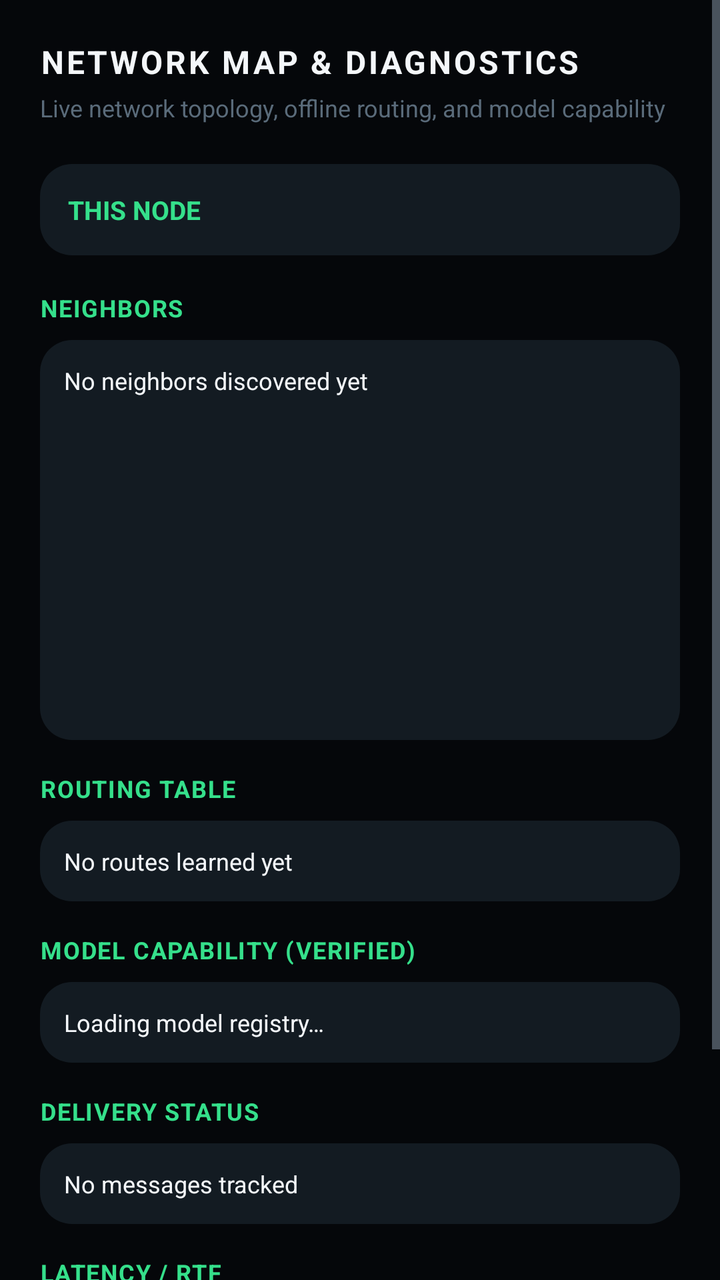
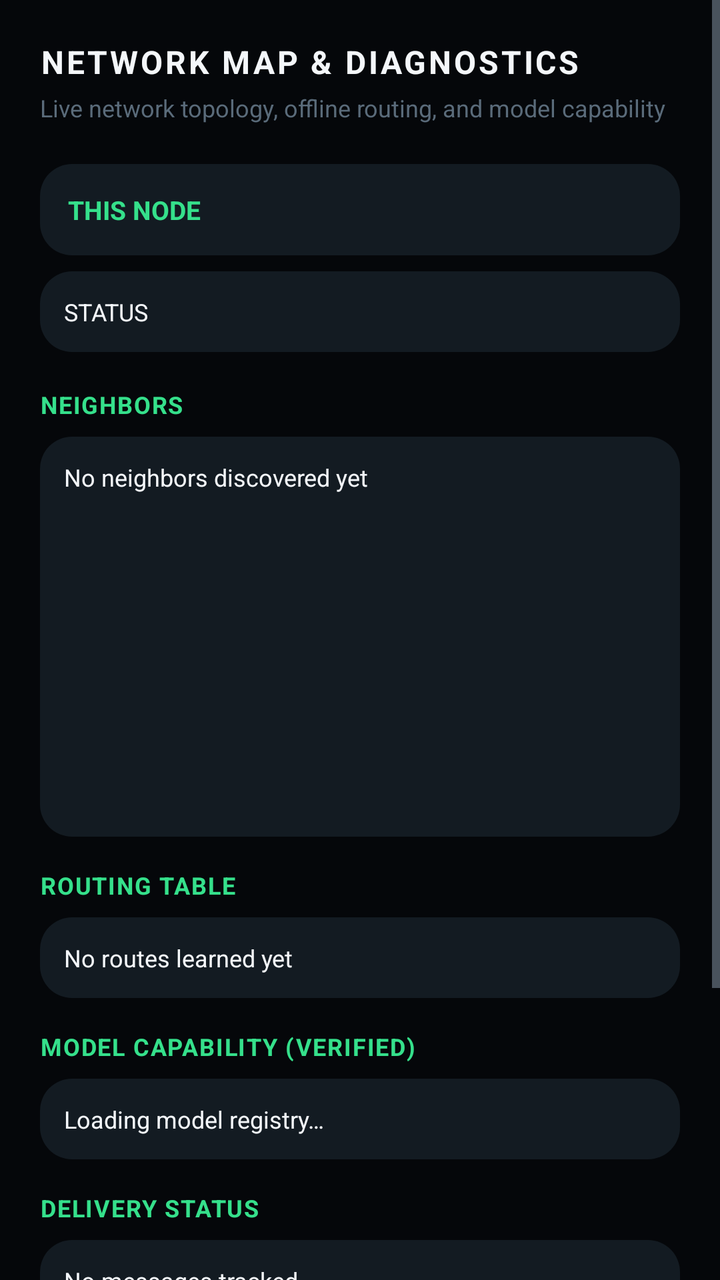

Compare the two renders of this Android layout. The source of the first and the diff that turns it into the second are given below.
<!-- AndroidManifest.xml: application theme Theme.ITantra -->
<!-- res/layout/activity_network.xml -->
<?xml version="1.0" encoding="utf-8"?>
<ScrollView xmlns:android="http://schemas.android.com/apk/res/android"
    xmlns:app="http://schemas.android.com/apk/res-auto"
    android:layout_width="match_parent"
    android:layout_height="match_parent"
    android:background="@color/bg_black"
    android:fillViewport="true">

    <LinearLayout
        android:layout_width="match_parent"
        android:layout_height="wrap_content"
        android:orientation="vertical"
        android:padding="20dp">

        
        <LinearLayout
            android:layout_width="match_parent"
            android:layout_height="wrap_content"
            android:gravity="center_vertical"
            android:orientation="horizontal">

            <TextView
                android:layout_width="0dp"
                android:layout_height="wrap_content"
                android:layout_weight="1"
                android:letterSpacing="0.08"
                android:text="NETWORK MAP &amp; DIAGNOSTICS"
                android:textAllCaps="true"
                android:textColor="@color/text_white"
                android:textSize="16sp"
                android:textStyle="bold" />
        </LinearLayout>

        <TextView
            android:layout_width="match_parent"
            android:layout_height="wrap_content"
            android:layout_marginTop="4dp"
            android:text="Live network topology, offline routing, and model capability"
            android:textColor="@color/text_faint"
            android:textSize="12sp" />

        
        <TextView
            android:id="@+id/tvNodeId"
            android:layout_width="match_parent"
            android:layout_height="wrap_content"
            android:layout_marginTop="20dp"
            android:background="@drawable/bg_surface_chip"
            android:padding="14dp"
            android:text="THIS NODE"
            android:textColor="@color/comm_green"
            android:textSize="13sp"
            android:textStyle="bold" />

        
        <TextView
            android:id="@+id/sectionNeighbors"
            android:layout_width="match_parent"
            android:layout_height="wrap_content"
            android:layout_marginTop="18dp"
            android:letterSpacing="0.05"
            android:text="NEIGHBORS"
            android:textColor="@color/comm_green"
            android:textSize="12sp"
            android:textStyle="bold" />

        <ScrollView
            android:id="@+id/neighborsScroll"
            android:layout_width="match_parent"
            android:layout_height="200dp"
            android:layout_marginTop="8dp"
            android:background="@drawable/bg_surface_chip">

            <TextView
                android:id="@+id/tvNeighbors"
                android:layout_width="match_parent"
                android:layout_height="wrap_content"
                android:padding="12dp"
                android:textColor="@color/text_white"
                android:textSize="12sp"
                android:text="No neighbors discovered yet" />
        </ScrollView>

        
        <TextView
            android:layout_width="match_parent"
            android:layout_height="wrap_content"
            android:layout_marginTop="16dp"
            android:letterSpacing="0.05"
            android:text="ROUTING TABLE"
            android:textColor="@color/comm_green"
            android:textSize="12sp"
            android:textStyle="bold" />

        <TextView
            android:id="@+id/tvRoutes"
            android:layout_width="match_parent"
            android:layout_height="wrap_content"
            android:layout_marginTop="8dp"
            android:background="@drawable/bg_surface_chip"
            android:padding="12dp"
            android:textColor="@color/text_white"
            android:textSize="12sp"
            android:text="No routes learned yet" />

        
        <TextView
            android:layout_width="match_parent"
            android:layout_height="wrap_content"
            android:layout_marginTop="16dp"
            android:letterSpacing="0.05"
            android:text="MODEL CAPABILITY (VERIFIED)"
            android:textColor="@color/comm_green"
            android:textSize="12sp"
            android:textStyle="bold" />

        <TextView
            android:id="@+id/tvModels"
            android:layout_width="match_parent"
            android:layout_height="wrap_content"
            android:layout_marginTop="8dp"
            android:background="@drawable/bg_surface_chip"
            android:padding="12dp"
            android:textColor="@color/text_white"
            android:textSize="12sp"
            android:text="Loading model registry…" />

        
        <TextView
            android:layout_width="match_parent"
            android:layout_height="wrap_content"
            android:layout_marginTop="16dp"
            android:letterSpacing="0.05"
            android:text="DELIVERY STATUS"
            android:textColor="@color/comm_green"
            android:textSize="12sp"
            android:textStyle="bold" />

        <TextView
            android:id="@+id/tvDelivery"
            android:layout_width="match_parent"
            android:layout_height="wrap_content"
            android:layout_marginTop="8dp"
            android:background="@drawable/bg_surface_chip"
            android:padding="12dp"
            android:textColor="@color/text_white"
            android:textSize="12sp"
            android:text="No messages tracked" />

        
        <TextView
            android:layout_width="match_parent"
            android:layout_height="wrap_content"
            android:layout_marginTop="16dp"
            android:letterSpacing="0.05"
            android:text="LATENCY / RTF"
            android:textColor="@color/comm_green"
            android:textSize="12sp"
            android:textStyle="bold" />

        <TextView
            android:id="@+id/tvPerf"
            android:layout_width="match_parent"
            android:layout_height="wrap_content"
            android:layout_marginTop="8dp"
            android:background="@drawable/bg_surface_chip"
            android:padding="12dp"
            android:textColor="@color/text_white"
            android:textSize="12sp"
            android:text="No latency samples yet" />

        <Button
            android:id="@+id/btnRefresh"
            android:layout_width="match_parent"
            android:layout_height="wrap_content"
            android:layout_marginTop="20dp"
            android:backgroundTint="@color/bg_elevated"
            android:text="REFRESH"
            android:textColor="@color/comm_green"
            android:textStyle="bold" />

    </LinearLayout>
</ScrollView>
<!-- resources referenced by this layout -->
<resources>
  <color name="bg_black">#05070A</color>
  <color name="bg_elevated">#1A242C</color>
  <color name="comm_green">#35E08B</color>
  <color name="text_faint">#5A6B7A</color>
  <color name="text_white">#F4F7FA</color>
  <!-- drawable bg_surface_chip (drawable) -->
  <?xml version="1.0" encoding="utf-8"?>
  <shape xmlns:android="http://schemas.android.com/apk/res/android"
      android:shape="rectangle">
      <solid android:color="@color/bg_surface_raised" />
      <corners android:radius="16dp" />
  </shape>
  <style name="Theme.ITantra" parent="Theme.Material3.Dark.NoActionBar">
          <item name="colorPrimary">@color/comm_green</item>
          <item name="colorOnPrimary">@color/bg_black</item>
          <item name="colorSecondary">@color/comm_amber</item>
          <item name="colorOnSecondary">@color/bg_black</item>
          <item name="colorSurface">@color/bg_surface</item>
          <item name="colorOnSurface">@color/text_white</item>
          <item name="android:colorBackground">@color/bg_black</item>
          <item name="colorOnBackground">@color/text_white</item>
          <item name="android:statusBarColor">@color/bg_black</item>
          <item name="android:navigationBarColor">@color/bg_black</item>
          <item name="android:windowBackground">@color/bg_black</item>
          <item name="colorControlNormal">@color/text_muted</item>
      </style>
  <color name="bg_surface_raised">#131B22</color>
  <color name="comm_amber">#F5B23D</color>
  <color name="bg_surface">#0C1116</color>
  <color name="text_muted">#8A99A8</color>
</resources>

<!-- the commit's change to res/layout/activity_network.xml (unified diff, before → after) -->
@@ -51,6 +51,18 @@
             android:textColor="@color/comm_green"
             android:textSize="13sp"
             android:textStyle="bold" />
+
+        
+        <TextView
+            android:id="@+id/tvSecurity"
+            android:layout_width="match_parent"
+            android:layout_height="wrap_content"
+            android:layout_marginTop="8dp"
+            android:background="@drawable/bg_surface_chip"
+            android:padding="12dp"
+            android:text="STATUS"
+            android:textColor="@color/text_white"
+            android:textSize="12sp" />
 
         
         <TextView
